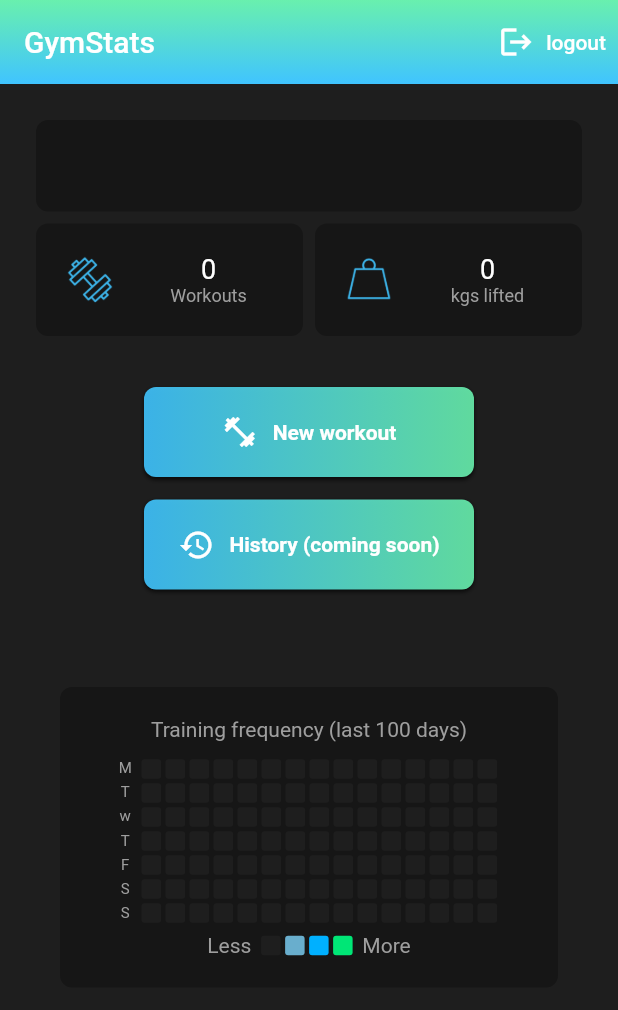
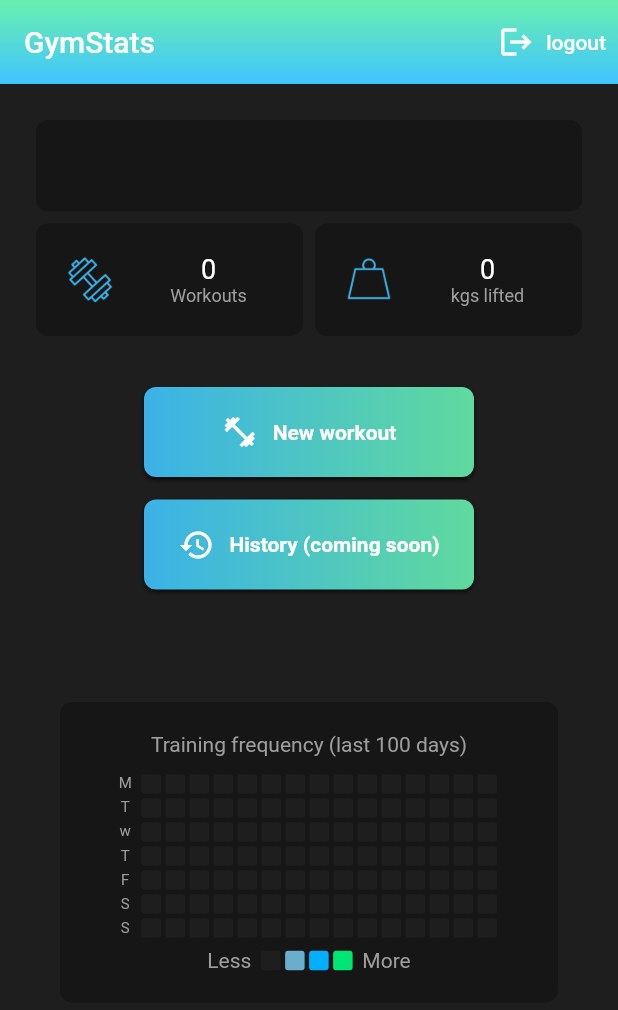
Before and after one commit to jacksondearing96/bread_basket, a Flutter app: the screen it shows once a user with an empty profile is signed in, on a phone screen of 412 x 824 dp. Shown: the top 1010 px of the screen. Run offline on Flutter 3.47's test engine with Material 2 defaults, Android fonts, the phone set to English and light mode, and no system bars; our stand-ins replace cloud_firestore, email_validator, firebase_auth, firebase_core, fl_chart, flutter_spinkit; accounts and stored records are empty.

Commit message:
Misc: minor fixes and improvements.

```diff
--- a/lib/analytics/OverallProgress.dart
+++ b/lib/analytics/OverallProgress.dart
@@ -1,4 +1,3 @@
-import 'package:bread_basket/analytics/PieChartPercentageIndicator.dart';
 import 'package:bread_basket/services/history.dart';
 import 'package:bread_basket/shared/constants.dart';
 import 'package:bread_basket/shared/toolTipOnTap.dart';
@@ -34,7 +33,7 @@ class AxisLabelFrequencyController {
 }
 
 class OverallProgress extends StatefulWidget {
-  AxisLabelFrequencyController axisLabelFrequencyController =
+  final AxisLabelFrequencyController axisLabelFrequencyController =
       AxisLabelFrequencyController();
 
   @override
--- a/lib/screens/home/home.dart
+++ b/lib/screens/home/home.dart
@@ -94,7 +94,7 @@ class Home extends StatelessWidget {
               ),
               noWorkoutsYet ? Container() : WeeklyTrainingVolume(),
               noWorkoutsYet ? Container() : OverallProgress(),
-              SizedBox(height: 15),
+              SizedBox(height: 25),
               noWorkoutsYet ? Container() : MuscleGroupPieChart(),
               // noWorkoutsYet ? Container() : OverallProgress(),
               HeatmapCalendar(),
--- a/lib/services/database.dart
+++ b/lib/services/database.dart
@@ -117,7 +117,7 @@ class DatabaseService {
 
   PerformedSet _randomSet(int i) {
     double weight =
-        90 + double.parse((_random.nextDouble() * 25).toStringAsFixed(1)) - i;
+        60 + double.parse((_random.nextDouble() * 25).toStringAsFixed(1)) - i * 0.25;
     return PerformedSet(weight: weight, reps: 5 + _random.nextInt(5));
   }
 
```
